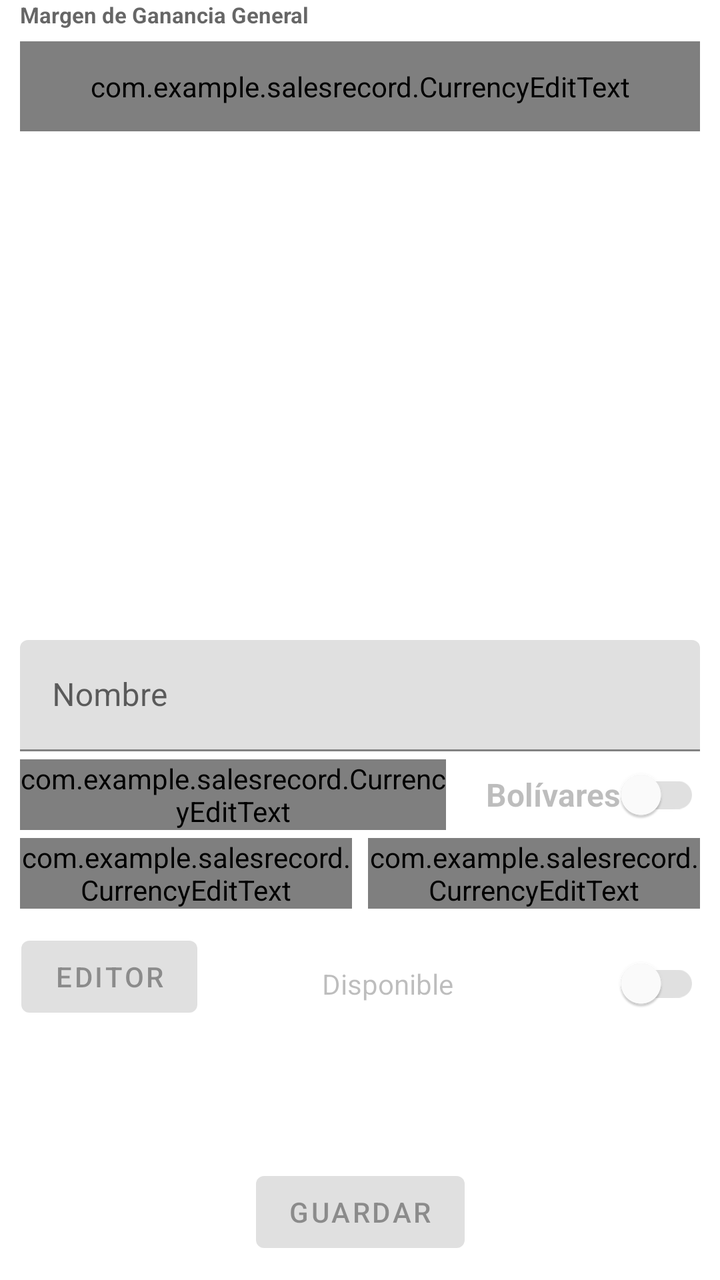
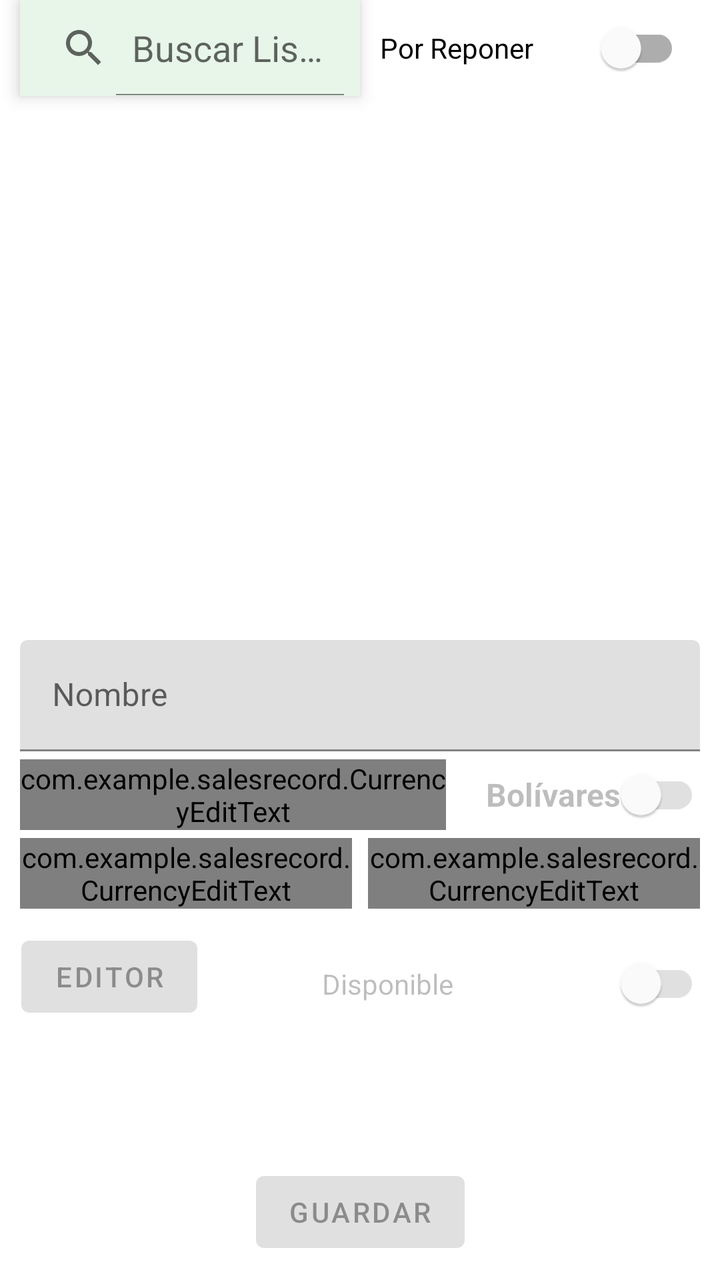

Compare the two renders of this Android layout. The source of the first and the diff that turns it into the second are given below.
<!-- AndroidManifest.xml: application theme Theme.SalesRecord -->
<!-- res/layout/fragment_edit.xml -->
<?xml version="1.0" encoding="utf-8"?>
<androidx.constraintlayout.widget.ConstraintLayout xmlns:android="http://schemas.android.com/apk/res/android"
    xmlns:app="http://schemas.android.com/apk/res-auto"
    xmlns:tools="http://schemas.android.com/tools"
    android:layout_width="match_parent"
    android:layout_height="match_parent"
    android:fitsSystemWindows="false"
    tools:context=".ui.edit.EditAtrFragment">

    <LinearLayout
        android:id="@+id/top_panel"
        android:layout_width="0dp"
        android:layout_height="wrap_content"
        android:gravity="center_vertical"
        android:orientation="vertical"
        android:visibility="visible"
        app:layout_constraintStart_toStartOf="@id/guideline"
        app:layout_constraintEnd_toEndOf="@id/guideline2"
        tools:ignore="MissingConstraints">
        
        
        <TextView
            android:layout_width="match_parent"
            android:layout_height="wrap_content"
            android:text="Margen de Ganancia General"
            android:textSize="@dimen/inner_text_1"
            android:textStyle="bold"
            android:textColor="?android:attr/textColorSecondary"
            android:layout_marginBottom="6dp" />

        
        <com.example.salesrecord.CurrencyEditText
            android:id="@+id/edit_glmarg"
            android:layout_width="match_parent"
            android:layout_height="@dimen/input_h1"
            android:focusable="true"
            android:imeOptions="actionDone"
            android:maxLines="1"
            android:enabled="true"
            android:hint="0,00 %"
            android:padding="5dp"
            android:gravity="center_vertical"

            app:localeTag="ES"
            app:maxNumberOfDecimalDigits="2"
            app:currencySymbolSuffix="true"
            app:currencySymbol="%"
            app:maxValue="100" />
    </LinearLayout>

    <android.widget.SearchView
        android:id="@+id/searchBar"
        android:layout_width="0dp"
        android:layout_height="wrap_content"
        android:background="@color/text_background"
        android:iconifiedByDefault="false"
        android:queryHint="Buscar Lista"
        android:translationZ="5dp"
        android:visibility="gone"
        app:layout_constraintTop_toBottomOf="@+id/top_panel"

        app:layout_constraintStart_toStartOf="@id/guideline"
        app:layout_constraintEnd_toEndOf="@id/guideline2" />


    
    <ListView
        android:id="@+id/edit_viewList"
        android:layout_width="0dp"
        android:layout_height="0dp"
        app:layout_constraintTop_toBottomOf="@id/searchBar"
        app:layout_constraintBottom_toTopOf="@id/lineVertical1"
        app:layout_constraintStart_toStartOf="@id/guideline"
        app:layout_constraintEnd_toEndOf="@id/guideline2"
        android:layout_marginBottom="8dp" />

    
    <com.google.android.material.textfield.TextInputLayout
        android:id="@+id/tilNombre"
        android:layout_width="0dp"
        android:layout_height="wrap_content"
        android:hint="Nombre"
        app:layout_constraintTop_toBottomOf="@id/lineVertical1"
        app:layout_constraintStart_toStartOf="@id/guideline"
        app:layout_constraintEnd_toEndOf="@id/guideline2">
        <com.google.android.material.textfield.TextInputEditText
            android:id="@+id/etNombre"
            android:layout_width="match_parent"
            android:layout_height="wrap_content"
            android:inputType="textPersonName|textCapWords"
            android:enabled="false"
            />
    </com.google.android.material.textfield.TextInputLayout>

    
    
    <com.google.android.material.textfield.TextInputLayout
        android:id="@+id/tilMonto"
        android:layout_width="0dp"
        android:layout_height="wrap_content"
        android:hint="Monto"
        android:layout_marginTop="4dp"
        app:hintTextAppearance="@style/HintCompactSize"
        app:layout_constraintTop_toBottomOf="@+id/tilNombre"
        app:layout_constraintStart_toStartOf="@id/guideline"
        app:layout_constraintEnd_toStartOf="@+id/sw_bolivares"> 

        <com.example.salesrecord.CurrencyEditText
            android:id="@+id/etMonto"
            android:layout_width="match_parent"
            android:layout_height="wrap_content"
            android:focusable="true"
            android:imeOptions="actionDone"
            android:maxLines="1"
            android:enabled="false"
            android:privateImeOptions="nm"
            android:ems="10"

            app:localeTag="ES"
            app:maxNumberOfDecimalDigits="2"
            app:currencySymbol="$"
            app:currencySymbolSuffix="true" />

    </com.google.android.material.textfield.TextInputLayout> 

    
    <com.google.android.material.switchmaterial.SwitchMaterial
        android:id="@+id/sw_bolivares"
        android:layout_width="wrap_content"
        android:layout_height="wrap_content"
        android:layout_marginStart="20dp"
        android:text="Bolívares"
        android:textStyle="bold"
        android:textSize="@dimen/inner_text_2"
        android:enabled="false"
        android:checked="false"
        app:layout_constraintTop_toTopOf="@id/tilMonto"
        app:layout_constraintBottom_toBottomOf="@id/tilMonto"
        app:layout_constraintStart_toEndOf="@id/tilMonto"
        app:layout_constraintEnd_toEndOf="@id/guideline2" />


    
    <com.google.android.material.textfield.TextInputLayout


        android:id="@+id/tilReponer"
        android:layout_width="0dp"
        android:layout_height="wrap_content"
        android:hint="Reponer"
        android:layout_marginTop="4dp"
        android:layout_marginEnd="4dp"
        app:hintTextAppearance="@style/HintCompactSize"
        app:layout_constraintTop_toBottomOf="@id/tilMonto"
        app:layout_constraintStart_toStartOf="@id/guideline"
        app:layout_constraintEnd_toStartOf="@id/tilMargen">


        <com.example.salesrecord.CurrencyEditText
            android:id="@+id/etReponer"
            android:layout_width="match_parent"
            android:layout_height="wrap_content"
            android:inputType="numberDecimal"

            android:enabled="false"
            android:focusable="true"
            android:imeOptions="actionDone"
            android:maxLines="1"
            app:currencySymbol="uds."
            app:currencySymbolSuffix="true"
            app:localeTag="ES"
            app:maxNumberOfDecimalDigits="2" />



    </com.google.android.material.textfield.TextInputLayout>

    
    <com.google.android.material.textfield.TextInputLayout
        android:id="@+id/tilMargen"
        android:layout_width="0dp"
        android:layout_height="wrap_content"
        android:hint="Ganancia"
        android:layout_marginTop="4dp"
        android:layout_marginStart="4dp"
        app:hintTextAppearance="@style/HintCompactSize"
        app:layout_constraintTop_toBottomOf="@+id/tilMonto"
        app:layout_constraintStart_toEndOf="@+id/tilReponer"
        app:layout_constraintEnd_toEndOf="@id/guideline2">

        <com.example.salesrecord.CurrencyEditText
            android:id="@+id/etMargen"
            android:layout_width="match_parent"
            android:layout_height="match_parent"
            android:inputType="numberDecimal"
            android:cursorVisible="true"
            android:enabled="false"
            android:focusable="true"
            android:imeOptions="actionDone"
            android:maxLines="1"

            app:currencySymbol="%"
            app:currencySymbolSuffix="true"
            app:localeTag="ES"
            app:maxNumberOfDecimalDigits="2"
            app:maxValue="100" />

    </com.google.android.material.textfield.TextInputLayout>

    

    

    <Button
        android:id="@+id/butt_home3"
        android:layout_width="wrap_content"
        android:layout_height="wrap_content"
        android:layout_marginTop="10dp"
        android:enabled="false"
        android:text="Editor"
        app:layout_constraintEnd_toStartOf="@+id/swDisponible"
        app:layout_constraintHorizontal_bias="0.148"
        app:layout_constraintStart_toStartOf="parent"
        app:layout_constraintTop_toBottomOf="@+id/tilReponer" />

    <com.google.android.material.switchmaterial.SwitchMaterial
        android:id="@+id/swDisponible"
        android:layout_width="189dp"
        android:layout_height="55dp"
        android:layout_marginTop="10dp"
        android:enabled="false"
        android:text="Disponible"
        app:layout_constraintEnd_toEndOf="@id/guideline2"
        app:layout_constraintTop_toBottomOf="@+id/tilMargen" />

    
    <Button
        android:id="@+id/butt_home2"
        android:layout_width="wrap_content"
        android:layout_height="wrap_content"
        android:text="Guardar"
        android:layout_marginBottom="10dp"
        android:enabled="false"
        app:layout_constraintBottom_toBottomOf="parent"
        app:layout_constraintStart_toStartOf="@id/guideline"
        app:layout_constraintEnd_toEndOf="@id/guideline2" />

    
    <androidx.constraintlayout.widget.Guideline
        android:id="@+id/guideline"
        android:layout_width="0dp"
        android:layout_height="0dp"
        android:orientation="vertical"
        app:layout_constraintGuide_begin="10dp" />

    <androidx.constraintlayout.widget.Guideline
        android:id="@+id/guideline2"
        android:layout_width="wrap_content"
        android:layout_height="wrap_content"
        android:orientation="vertical"
        app:layout_constraintGuide_end="10dp" />

    <androidx.constraintlayout.widget.Guideline
        android:id="@+id/lineVertical1"
        android:layout_width="wrap_content"
        android:layout_height="wrap_content"
        android:orientation="horizontal"
        app:layout_constraintGuide_percent="0.5" />


</androidx.constraintlayout.widget.ConstraintLayout>
<!-- resources referenced by this layout -->
<resources>
  <color name="text_background">#E8F5E9</color>
  <dimen name="inner_text_1">11sp</dimen>
  <dimen name="inner_text_2">16sp</dimen>
  <dimen name="input_h1">45dp</dimen>
  <style name="HintCompactSize" parent="TextAppearance.Design.Hint">
          <item name="android:textSize">12sp</item>
      </style>
  <style name="Theme.SalesRecord" parent="Theme.MaterialComponents.DayNight.DarkActionBar">
          
          <item name="colorPrimary">@color/purple_500</item>
          <item name="colorPrimaryVariant">@color/purple_700</item>
          <item name="colorOnPrimary">@color/white</item>
          
          <item name="colorSecondary">@color/teal_200</item>
          <item name="colorSecondaryVariant">@color/teal_700</item>
          <item name="colorOnSecondary">@color/black</item>
          
          <item name="android:statusBarColor">?attr/colorPrimaryVariant</item>
          
          <item name="actionBarSize">@dimen/action_bar_size</item>
      </style>
  <color name="purple_500">#2E7D32</color>
  <color name="purple_700">#1B5E20</color>
  <color name="white">#FFFFFFFF</color>
  <color name="teal_200">#80CBC4</color>
  <color name="teal_700">#00796B</color>
  <color name="black">#FF000000</color>
  <dimen name="action_bar_size">38dp</dimen>
</resources>

<!-- the commit's change to res/layout/fragment_edit.xml (unified diff, before → after) -->
@@ -13,7 +13,7 @@
         android:layout_height="wrap_content"
         android:gravity="center_vertical"
         android:orientation="vertical"
-        android:visibility="visible"
+        android:visibility="gone"
         app:layout_constraintStart_toStartOf="@id/guideline"
         app:layout_constraintEnd_toEndOf="@id/guideline2"
         tools:ignore="MissingConstraints">
@@ -41,6 +41,7 @@
             android:padding="5dp"
             android:gravity="center_vertical"
 
+
             app:localeTag="ES"
             app:maxNumberOfDecimalDigits="2"
             app:currencySymbolSuffix="true"
@@ -56,11 +57,33 @@
         android:iconifiedByDefault="false"
         android:queryHint="Buscar Lista"
         android:translationZ="5dp"
-        android:visibility="gone"
-        app:layout_constraintTop_toBottomOf="@+id/top_panel"
-
-        app:layout_constraintStart_toStartOf="@id/guideline"
-        app:layout_constraintEnd_toEndOf="@id/guideline2" />
+        android:visibility="visible"
+        app:layout_constraintHorizontal_weight="0.3"
+
+        app:layout_constraintStart_toStartOf="@id/guideline"
+        app:layout_constraintBottom_toTopOf="@+id/edit_viewList"
+        app:layout_constraintTop_toTopOf="@id/top_panel"
+        app:layout_constraintBottom_toBottomOf="@id/top_panel"
+        app:layout_constraintEnd_toStartOf="@id/swCritical"
+
+        />
+
+    <com.google.android.material.switchmaterial.SwitchMaterial
+        android:id="@+id/swCritical"
+        android:layout_width="0dp"
+        android:layout_height="wrap_content"
+        android:gravity="center_vertical"
+        android:padding="10dp"
+        android:enabled="true"
+        android:text="Por Reponer"
+        app:layout_constraintHorizontal_weight="0.3"
+        app:layout_constraintBottom_toBottomOf="@+id/searchBar"
+        app:layout_constraintEnd_toEndOf="@id/guideline2"
+        app:layout_constraintTop_toTopOf="@id/searchBar"
+        app:layout_constraintStart_toEndOf="@id/searchBar"
+
+
+        />
 
 
     
